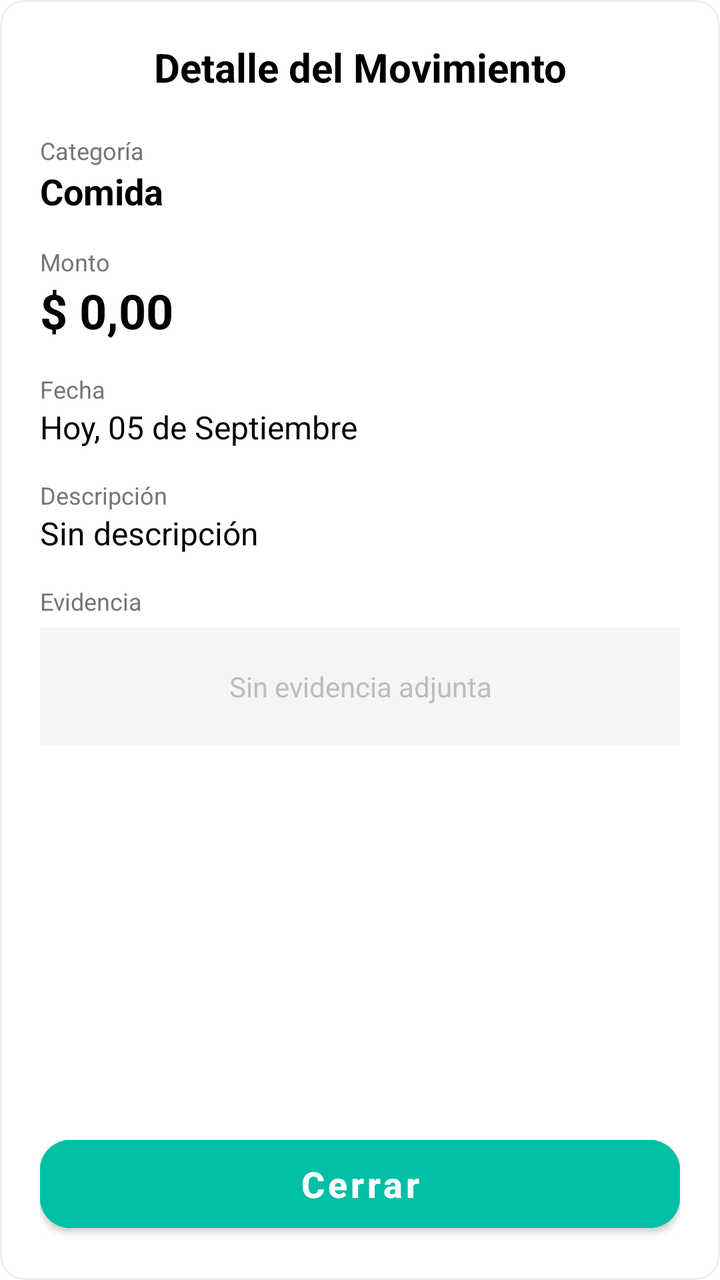
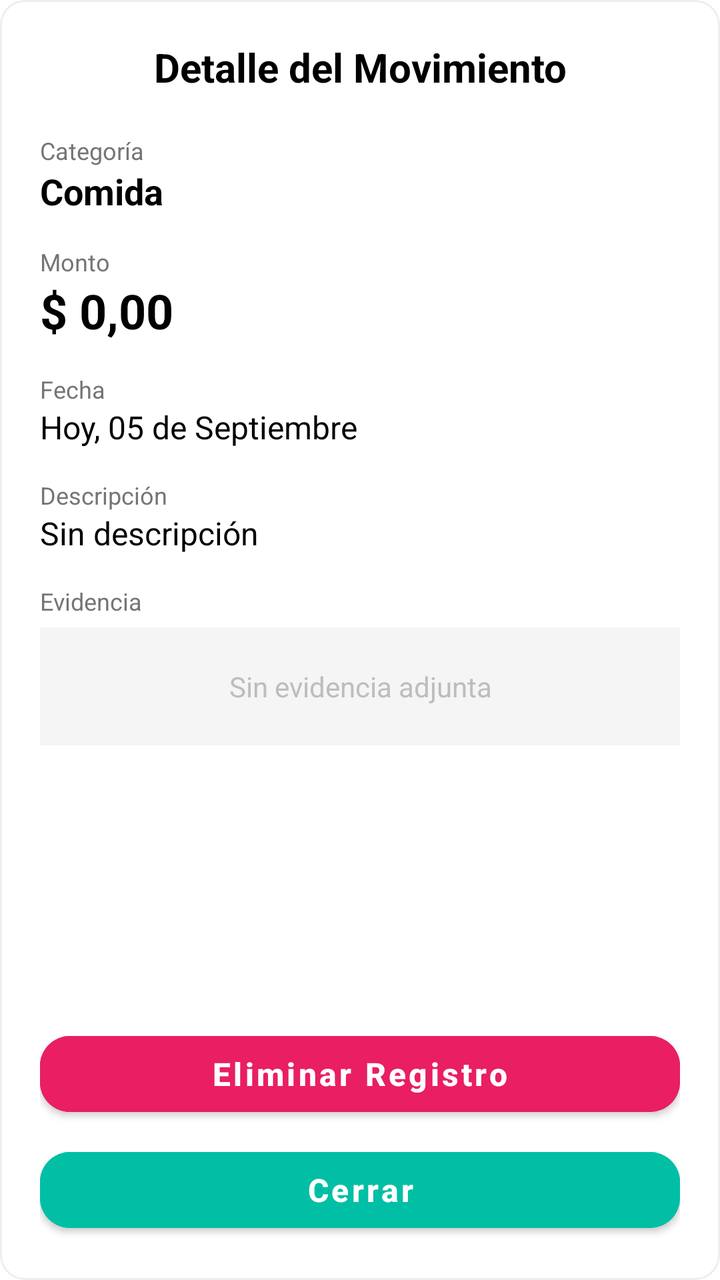

The first picture is an Android layout as it rendered before a commit; the second is the same layout after the commit. The layout source and the unified diff follow.
<!-- AndroidManifest.xml: application theme Theme.GastoFacil -->
<!-- res/layout/dialog_detalle_movimiento.xml -->
<?xml version="1.0" encoding="utf-8"?>
<LinearLayout xmlns:android="http://schemas.android.com/apk/res/android"
    xmlns:app="http://schemas.android.com/apk/res-auto"
    android:layout_width="match_parent"
    android:layout_height="match_parent"
    android:orientation="vertical"
    android:background="@drawable/rounded_input"
    android:padding="20dp">

    <TextView
        android:id="@+id/tvDetalleTitulo"
        android:layout_width="match_parent"
        android:layout_height="wrap_content"
        android:text="Detalle del Movimiento"
        android:textColor="@color/black"
        android:textSize="20sp"
        android:textStyle="bold"
        android:gravity="center"
        android:layout_marginBottom="20dp" />

    <ScrollView
        android:layout_width="match_parent"
        android:layout_height="0dp"
        android:layout_weight="1">

        <LinearLayout
            android:layout_width="match_parent"
            android:layout_height="wrap_content"
            android:orientation="vertical">

            <TextView
                android:layout_width="wrap_content"
                android:layout_height="wrap_content"
                android:text="Categoría"
                android:textColor="#757575"
                android:textSize="12sp" />
            <TextView
                android:id="@+id/tvDetalleCategoria"
                android:layout_width="wrap_content"
                android:layout_height="wrap_content"
                android:text="Comida"
                android:textColor="@color/black"
                android:textSize="18sp"
                android:textStyle="bold"
                android:layout_marginBottom="15dp" />

            <TextView
                android:layout_width="wrap_content"
                android:layout_height="wrap_content"
                android:text="Monto"
                android:textColor="#757575"
                android:textSize="12sp" />
            <TextView
                android:id="@+id/tvDetalleMonto"
                android:layout_width="wrap_content"
                android:layout_height="wrap_content"
                android:text="$ 0,00"
                android:textColor="@color/black"
                android:textSize="24sp"
                android:textStyle="bold"
                android:layout_marginBottom="15dp" />

            <TextView
                android:layout_width="wrap_content"
                android:layout_height="wrap_content"
                android:text="Fecha"
                android:textColor="#757575"
                android:textSize="12sp" />
            <TextView
                android:id="@+id/tvDetalleFecha"
                android:layout_width="wrap_content"
                android:layout_height="wrap_content"
                android:text="Hoy, 05 de Septiembre"
                android:textColor="@color/black"
                android:textSize="16sp"
                android:layout_marginBottom="15dp" />

            <TextView
                android:layout_width="wrap_content"
                android:layout_height="wrap_content"
                android:text="Descripción"
                android:textColor="#757575"
                android:textSize="12sp" />
            <TextView
                android:id="@+id/tvDetalleNota"
                android:layout_width="match_parent"
                android:layout_height="wrap_content"
                android:text="Sin descripción"
                android:textColor="@color/black"
                android:textSize="16sp"
                android:layout_marginBottom="15dp" />

            
            <LinearLayout
                android:id="@+id/llDetalleUbicacion"
                android:layout_width="match_parent"
                android:layout_height="wrap_content"
                android:orientation="vertical"
                android:visibility="gone"
                android:layout_marginBottom="15dp">

                <TextView
                    android:layout_width="wrap_content"
                    android:layout_height="wrap_content"
                    android:text="Ubicación (Lat, Long)"
                    android:textColor="#757575"
                    android:textSize="12sp" />

                <LinearLayout
                    android:layout_width="match_parent"
                    android:layout_height="wrap_content"
                    android:orientation="horizontal"
                    android:gravity="center_vertical">

                    <TextView
                        android:id="@+id/tvDetalleCoordenadas"
                        android:layout_width="0dp"
                        android:layout_height="wrap_content"
                        android:layout_weight="1"
                        android:text="0.0, 0.0"
                        android:textColor="@color/black"
                        android:textSize="14sp" />

                    <ImageButton
                        android:id="@+id/btnVerEnMapa"
                        android:layout_width="40dp"
                        android:layout_height="40dp"
                        android:background="?attr/selectableItemBackgroundBorderless"
                        android:src="@drawable/ic_map"
                        app:tint="@color/nav_active"
                        android:contentDescription="Ver en mapa" />
                </LinearLayout>
            </LinearLayout>

            <TextView
                android:layout_width="wrap_content"
                android:layout_height="wrap_content"
                android:text="Evidencia"
                android:textColor="#757575"
                android:textSize="12sp"
                android:layout_marginBottom="5dp" />

            <ImageView
                android:id="@+id/ivDetalleFoto"
                android:layout_width="match_parent"
                android:layout_height="200dp"
                android:scaleType="centerInside"
                android:visibility="gone"
                android:background="#F5F5F5" />

            <TextView
                android:id="@+id/tvSinEvidencia"
                android:layout_width="match_parent"
                android:layout_height="wrap_content"
                android:text="Sin evidencia adjunta"
                android:textColor="#BDBDBD"
                android:textSize="14sp"
                android:gravity="center"
                android:padding="20dp"
                android:background="#F5F5F5" />

        </LinearLayout>
    </ScrollView>

    <Button
        android:id="@+id/btnCerrarDetalle"
        android:layout_width="match_parent"
        android:layout_height="56dp"
        android:layout_marginTop="20dp"
        android:backgroundTint="@color/nav_active"
        android:text="Cerrar"
        android:textAllCaps="false"
        android:textColor="@color/white"
        android:textSize="18sp"
        android:textStyle="bold"
        app:cornerRadius="15dp" />

</LinearLayout>
<!-- resources referenced by this layout -->
<resources>
  <color name="black">#FF000000</color>
  <color name="nav_active">#00BFA5</color>
  <color name="white">#FFFFFFFF</color>
  <!-- drawable ic_map (drawable) -->
  <vector xmlns:android="http://schemas.android.com/apk/res/android"
      android:width="24dp"
      android:height="24dp"
      android:viewportWidth="24"
      android:viewportHeight="24">
    <path
        android:fillColor="#000000"
        android:pathData="L20.5,3l-0.16,0.03L15,5.1 9,3 3.36,4.9c-0.21,0.07 -0.36,0.25 -0.36,0.48L3,20.5c0,0.28 0.22,0.5 0.5,0.5l0.16,-0.03L9,18.9l6,2.1 5.64,-1.9c0.21,-0.07 0.36,-0.25 0.36,-0.48L21,3.5c0,-0.28 -0.22,-0.5 -0.5,-0.5zM15,19l-6,-2.11L9,5l6,2.11L15,19z"/>
  </vector>
  <!-- drawable rounded_input (drawable) -->
  <?xml version="1.0" encoding="utf-8"?>
  <shape xmlns:android="http://schemas.android.com/apk/res/android">
      <solid android:color="@color/white" />
      <corners android:radius="12dp" />
      <stroke android:width="1dp" android:color="#EEEEEE" />
      <padding android:left="16dp" android:right="16dp" android:top="12dp" android:bottom="12dp" />
  </shape>
  <style name="Theme.GastoFacil" parent="Theme.MaterialComponents.DayNight.NoActionBar">
          
          <item name="colorPrimary">@color/purple_500</item>
          <item name="colorPrimaryVariant">@color/purple_700</item>
          <item name="colorOnPrimary">@color/white</item>
          
          <item name="colorSecondary">@color/teal_200</item>
          <item name="colorSecondaryVariant">@color/teal_700</item>
          <item name="colorOnSecondary">@color/black</item>
          
          <item name="android:statusBarColor">?attr/colorPrimaryVariant</item>
          
      </style>
  <color name="purple_500">#203053</color>
  <color name="purple_700">#FF3700B3</color>
  <color name="teal_200">#FF03DAC5</color>
  <color name="teal_700">#FF018786</color>
</resources>

<!-- the commit's change to res/layout/dialog_detalle_movimiento.xml (unified diff, before → after) -->
@@ -163,15 +163,28 @@
     </ScrollView>
 
     <Button
+        android:id="@+id/btnEliminarMovimiento"
+        android:layout_width="match_parent"
+        android:layout_height="50dp"
+        android:layout_marginTop="12dp"
+        android:backgroundTint="#E91E63"
+        android:text="Eliminar Registro"
+        android:textAllCaps="false"
+        android:textColor="@color/white"
+        android:textSize="16sp"
+        android:textStyle="bold"
+        app:cornerRadius="15dp" />
+
+    <Button
         android:id="@+id/btnCerrarDetalle"
         android:layout_width="match_parent"
-        android:layout_height="56dp"
-        android:layout_marginTop="20dp"
+        android:layout_height="50dp"
+        android:layout_marginTop="8dp"
         android:backgroundTint="@color/nav_active"
         android:text="Cerrar"
         android:textAllCaps="false"
         android:textColor="@color/white"
-        android:textSize="18sp"
+        android:textSize="16sp"
         android:textStyle="bold"
         app:cornerRadius="15dp" />
 
